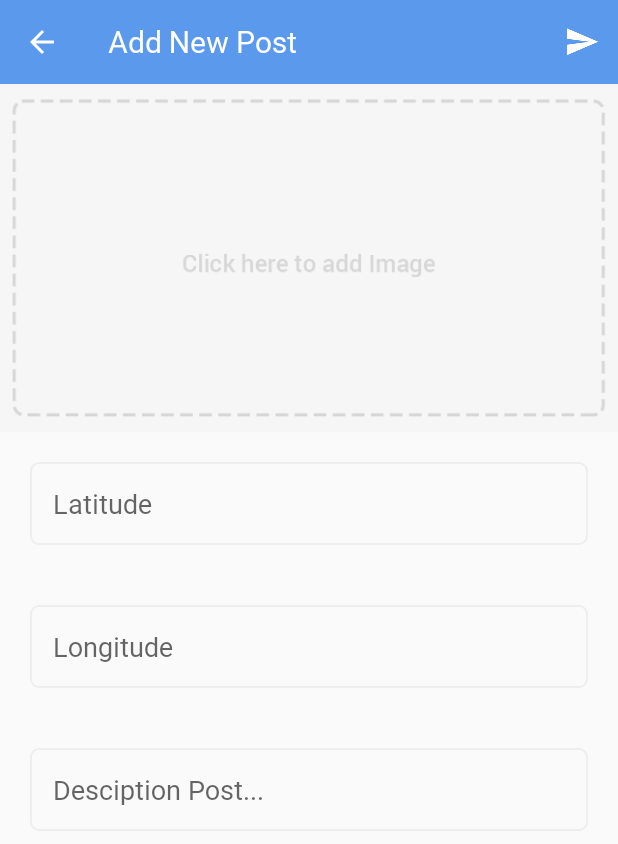
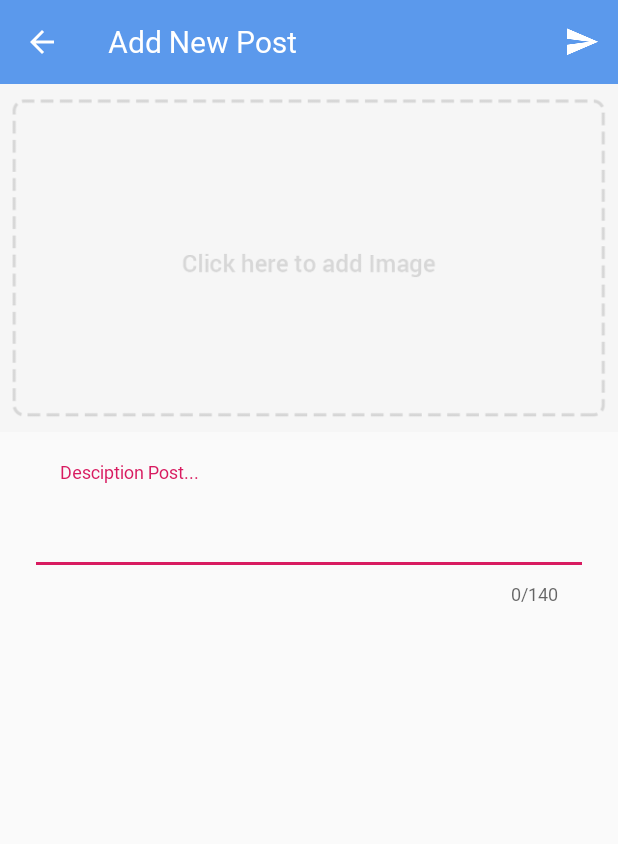
Before and after one commit to arisbimas/Crowd-Reporting, an Android app: the NewPostActivity screen opened directly, with no data from a screen before it, on a phone screen of 412 x 824 dp. Shown: the top 844 px of the screen. Run offline under Robolectric (Android 15) with nearby library versions, the phone set to English and light mode, and no system bars; our stand-ins replace Firebase (no records; nobody signed in at launch, a user with empty details on screens opened directly); libraries missing offline, so code that uses them is left out: com.developers.imagezipper, com.theartofdev.edmodo, dmax.dialog; pictures from the network do not load; 2 statements that could not run were skipped.

Commit message:
komit ketiga

```diff
--- a/app/src/main/java/com/aris/crowdreporting/Fragment/NearFragment.java
+++ b/app/src/main/java/com/aris/crowdreporting/Fragment/NearFragment.java
@@ -335,6 +335,7 @@ public class NearFragment extends Fragment implements GoogleApiClient.Connection
 
             dialog.dismiss();
             nearRecyclerAdapter.notifyDataSetChanged();
+
         }
     }
 
@@ -460,4 +461,6 @@ public class NearFragment extends Fragment implements GoogleApiClient.Connection
     }
 
 
+
+
 }
--- a/app/src/main/java/com/aris/crowdreporting/MainActivity.java
+++ b/app/src/main/java/com/aris/crowdreporting/MainActivity.java
@@ -244,6 +244,4 @@ public class MainActivity extends AppCompatActivity implements BottomNavigationV
 
     }
 
-
-
 }
--- a/app/src/main/res/layout/activity_new_post.xml
+++ b/app/src/main/res/layout/activity_new_post.xml
@@ -43,7 +43,9 @@
                 android:adjustViewBounds="true"
                 android:background="@android:color/white"
                 android:scaleType="centerCrop"
-                android:src="@mipmap/add_btn"></ImageButton>
+                android:src="@mipmap/add_btn">
+
+            </ImageButton>
 
             <EditText
                 android:id="@+id/post_lati"
@@ -58,7 +60,7 @@
                 android:hint="Latitude"
                 android:inputType="text"
                 android:padding="15dp"
-                android:visibility="visible" />
+                android:visibility="gone" />
 
             <EditText
                 android:id="@+id/post_longi"
@@ -73,18 +75,26 @@
                 android:hint="Longitude"
                 android:inputType="text"
                 android:padding="15dp"
-                android:visibility="visible" />
+                android:visibility="gone" />
 
-            <EditText
-                android:id="@+id/post_desc"
+
+            <android.support.design.widget.TextInputLayout
                 android:layout_width="match_parent"
                 android:layout_height="wrap_content"
+                app:counterEnabled="true"
+                app:counterMaxLength="140"
                 android:layout_below="@+id/post_longi"
-                android:layout_margin="20dp"
-                android:background="@drawable/inp_outline"
-                android:hint="@string/hint_post_desc"
-                android:inputType="text"
-                android:padding="15dp" />
+                android:layout_margin="20dp">
+
+                <EditText
+                    android:id="@+id/post_desc"
+                    android:layout_width="match_parent"
+                    android:layout_height="wrap_content"
+                    android:hint="@string/hint_post_desc"
+                    android:padding="20dp"
+                    android:maxLength="140"/>
+
+            </android.support.design.widget.TextInputLayout>
 
         </RelativeLayout>
     </ScrollView>
--- a/app/src/main/res/values/styles.xml
+++ b/app/src/main/res/values/styles.xml
@@ -29,4 +29,9 @@
         <item name="DialogSpotCount">4</item>
     </style>
 
+    <style name="PopupMenuMoreCentralized" parent="@style/Widget.AppCompat.PopupMenu">
+        <item name="android:dropDownHorizontalOffset">4dp</item>
+        <item name="android:dropDownVerticalOffset">-6dp</item>
+    </style>
+
 </resources>
```
Also changed, not shown: app/src/main/java/com/aris/crowdreporting/BlogRecyclerAdapter.java (+37 -6 lines), app/src/main/java/com/aris/crowdreporting/Fragment/AccountFragment.java (+22 -1 lines), app/src/main/java/com/aris/crowdreporting/NewPostActivity.java (+19 -5 lines), app/src/main/res/layout/activity_login.xml (+5 -4 lines), app/src/main/res/layout/activity_register.xml (+9 -6 lines), app/src/main/res/layout/blog_row.xml (+24 -10 lines), app/src/main/res/layout/fragment_account.xml (+9 -3 lines).
